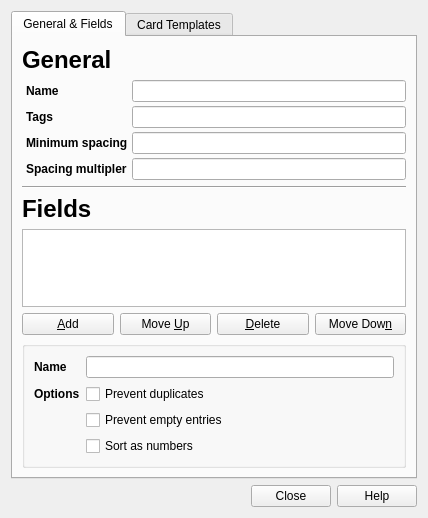
First picture: the form in designer/modelproperties.ui, repository ludiosarchive/anki, before the edit.
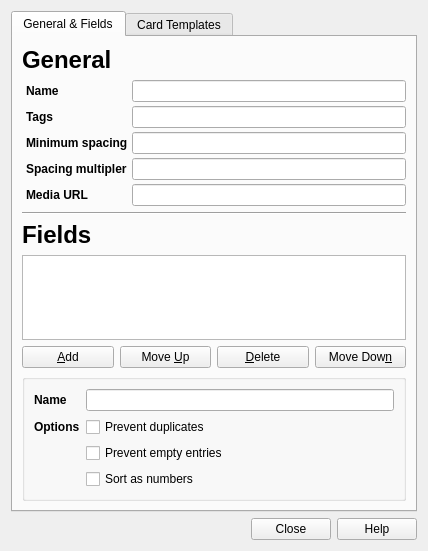
Second picture: the form after the edit.

```diff
--- a/designer/modelproperties.ui
+++ b/designer/modelproperties.ui
@@ -4,12 +4,12 @@
   <property name="windowModality" >
    <enum>Qt::ApplicationModal</enum>
   </property>
-  <property name="geometry" >
+  <property name="geometry">
    <rect>
     <x>0</x>
     <y>0</y>
-    <width>376</width>
-    <height>518</height>
+    <width>393</width>
+    <height>551</height>
    </rect>
   </property>
   <property name="windowTitle" >
@@ -21,16 +21,8 @@
      <property name="currentIndex" >
       <number>0</number>
      </property>
-     <widget class="QWidget" name="tab_2" >
-      <property name="geometry" >
-       <rect>
-        <x>0</x>
-        <y>0</y>
-        <width>360</width>
-        <height>452</height>
-       </rect>
-      </property>
-      <attribute name="title" >
+     <widget class="QWidget" name="tab_2">
+      <attribute name="title">
        <string>General &amp;&amp; Fields</string>
       </attribute>
       <layout class="QVBoxLayout" >
@@ -118,6 +110,16 @@
            </item>
           </layout>
          </item>
+         <item row="4" column="0">
+          <widget class="QLabel" name="label_4">
+           <property name="text">
+            <string>&lt;b&gt;Media URL&lt;/B&gt;</string>
+           </property>
+          </widget>
+         </item>
+         <item row="4" column="1">
+          <widget class="QLineEdit" name="mediaURL"/>
+         </item>
         </layout>
        </item>
        <item>
```
Left out of the diff: 395 changed lines with no effect on the pictures.
